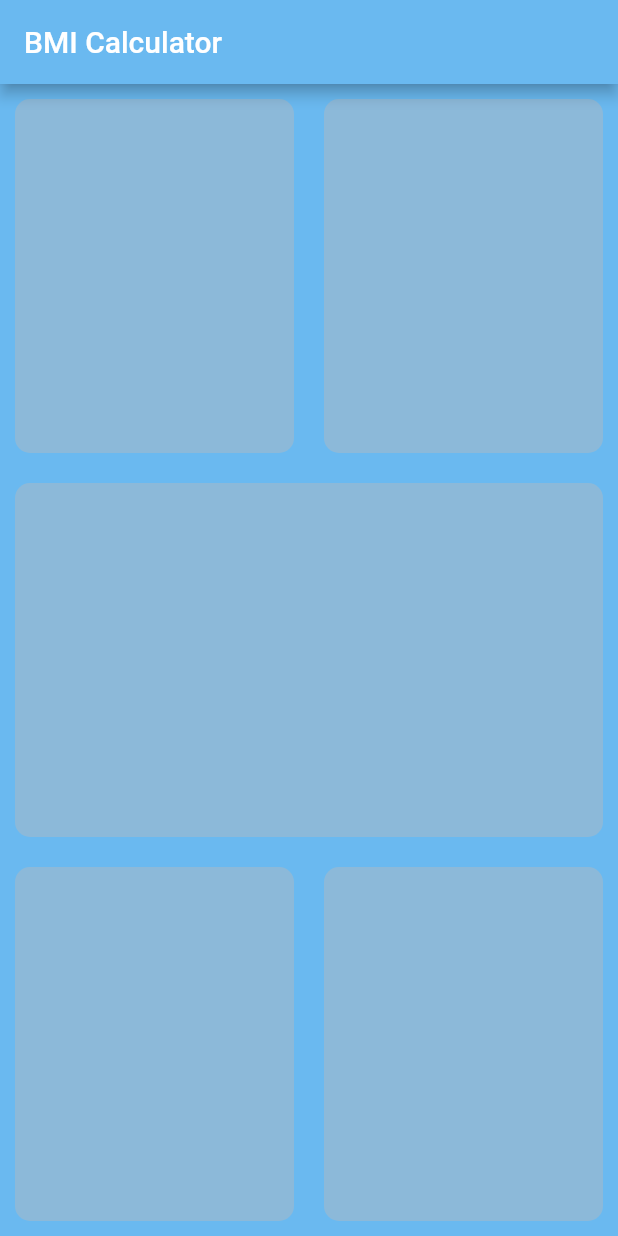
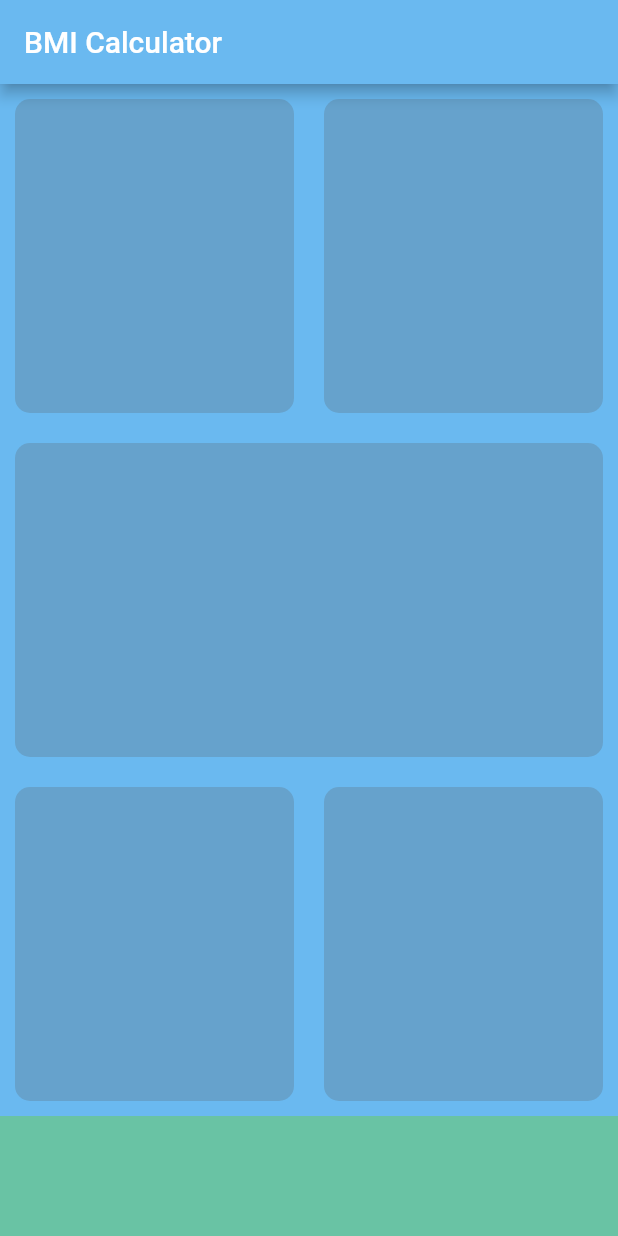
Before and after one commit to matatoMatata94/BMI_calculator_clone, a Flutter app: the screen it shows after launch, on a phone screen of 412 x 824 dp. Run offline on Flutter 3.47's test engine with Material 2 defaults, Android fonts, the phone set to English and light mode, and no system bars.

Commit message:
Added colors and bottom bar

```diff
--- a/lib/colors_theme.dart
+++ b/lib/colors_theme.dart
@@ -3,5 +3,10 @@ import 'package:flutter/cupertino.dart';
 //Malibu Blue
 final blueBMIColors = [
   HSLColor.fromAHSL(1, 205, 0.82, 0.68),
-  HSLColor.fromAHSL(1, 205, 0.5, 0.7),
+  HSLColor.fromAHSL(1, 205, 0.5, 0.6),
 ];
+
+//Malachite Green
+final greenBMIColors = [
+  HSLColor.fromAHSL(1, 159, 0.43, 0.59),
+];
--- a/lib/input_page.dart
+++ b/lib/input_page.dart
@@ -1,6 +1,10 @@
 import 'package:flutter/material.dart';
 
 import 'colors_theme.dart';
+
+final cardColor = blueBMIColors[1].toColor();
+final bottomBarColor = greenBMIColors[0].toColor();
+final bottomBarHeight = 80;
 
 class InputPage extends StatefulWidget {
   @override
@@ -21,12 +25,12 @@ class _InputPageState extends State<InputPage> {
               children: [
                 Expanded(
                   child: ReusableCard(
-                    cardColor: blueBMIColors[1].toColor(),
+                    cardColor: cardColor,
                   ),
                 ),
                 Expanded(
                   child: ReusableCard(
-                    cardColor: blueBMIColors[1].toColor(),
+                    cardColor: cardColor,
                   ),
                 ),
               ],
@@ -34,7 +38,7 @@ class _InputPageState extends State<InputPage> {
           ),
           Expanded(
             child: ReusableCard(
-              cardColor: blueBMIColors[1].toColor(),
+              cardColor: cardColor,
             ),
           ),
           Expanded(
@@ -42,16 +46,20 @@ class _InputPageState extends State<InputPage> {
               children: [
                 Expanded(
                   child: ReusableCard(
-                    cardColor: blueBMIColors[1].toColor(),
+                    cardColor: cardColor,
                   ),
                 ),
                 Expanded(
                   child: ReusableCard(
-                    cardColor: blueBMIColors[1].toColor(),
+                    cardColor: cardColor,
                   ),
                 ),
               ],
             ),
+          ),
+          Container(
+            color: greenBMIColors[0].toColor(),
+            height: 80,
           ),
         ],
       ),
```
